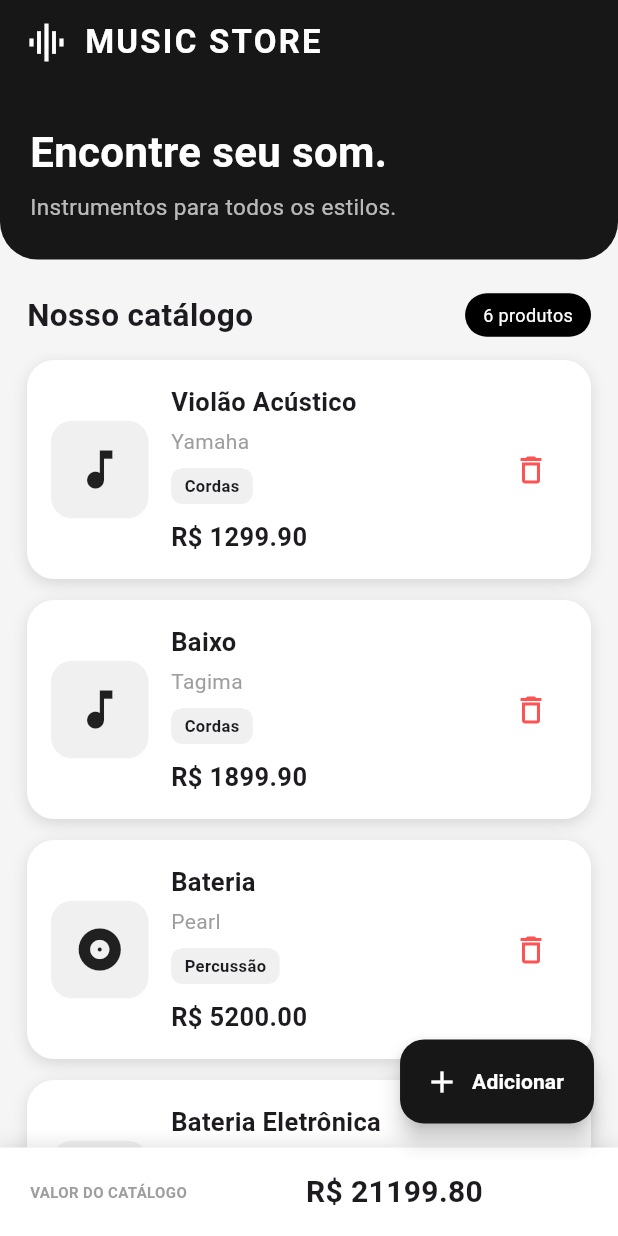
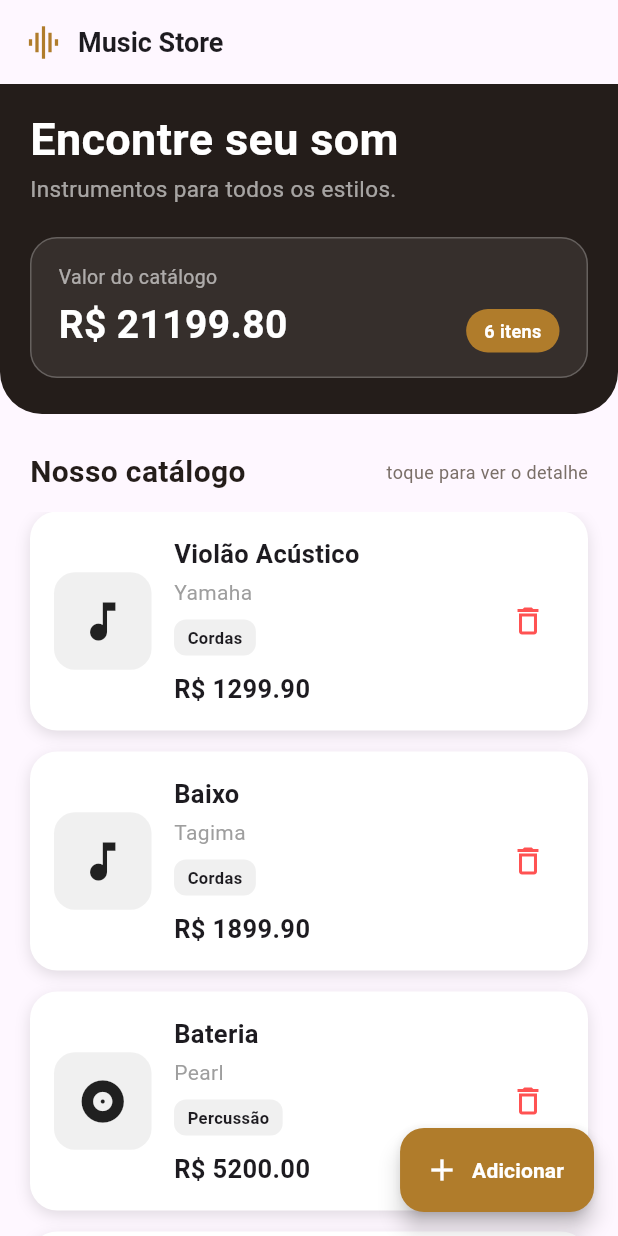
Before and after one commit to nicholascatelan/Trabalho_Dispositivos_Moveis, a Flutter app: the screen it shows after launch, on a phone screen of 412 x 824 dp. Run offline on Flutter 3.47's test engine with Material 3 defaults, Android fonts, the phone set to English and light mode, and no system bars.

Commit message:
feat: criando tema

```diff
--- /dev/null
+++ b/parte2_flutter/lib/screens/Tema.dart
@@ -0,0 +1,11 @@
+import 'package:flutter/material.dart';
+
+// Paleta única do aplicativo. Centralizar aqui evita cor solta espalhada
+// pelas telas e deixa fácil trocar o visual inteiro em um lugar só.
+class Tema {
+  static const Color tinta = Color(0xFF241D1A); // madeira escura
+  static const Color latao = Color(0xFFB07C2B); // acabamento metálico
+  static const Color papel = Color(0xFFF6F2EC); // fundo das telas
+  static const Color texto = Color(0xFF7A6F68); // texto secundário
+  static const Color linha = Color(0xFFE6DED3); // bordas
+}
--- a/parte2_flutter/lib/screens/home_page.dart
+++ b/parte2_flutter/lib/screens/home_page.dart
@@ -1,4 +1,5 @@
 import 'package:flutter/material.dart';
+import 'Tema.dart';
 import '../models/instrumento.dart';
 import '../models/catalogo.dart';
 import 'instrumento_card.dart';
@@ -25,8 +26,7 @@ class _HomePageState extends State<HomePage> {
         preco: 1299.90,
         ano: 2024,
         categoria: 'Cordas',
-        descricao:
-            'Violão acústico indicado para estudos e apresentações.',
+        descricao: 'Violão acústico indicado para estudos e apresentações.',
       ),
     );
 
@@ -37,8 +37,7 @@ class _HomePageState extends State<HomePage> {
         preco: 1899.90,
         ano: 2023,
         categoria: 'Cordas',
-        descricao:
-            'Baixo elétrico utilizado principalmente em bandas.',
+        descricao: 'Baixo elétrico utilizado principalmente em bandas.',
       ),
     );
 
@@ -49,8 +48,7 @@ class _HomePageState extends State<HomePage> {
         preco: 5200.00,
         ano: 2022,
         categoria: 'Percussão',
-        descricao:
-            'Bateria acústica completa para ensaios e apresentações.',
+        descricao: 'Bateria acústica completa para ensaios e apresentações.',
       ),
     );
 
@@ -61,8 +59,7 @@ class _HomePageState extends State<HomePage> {
         preco: 6800.00,
         ano: 2024,
         categoria: 'Percussão',
-        descricao:
-            'Bateria eletrônica com diferentes sons e controle de volume.',
+        descricao: 'Bateria eletrônica com diferentes sons e controle de volume.',
       ),
     );
 
@@ -73,8 +70,7 @@ class _HomePageState extends State<HomePage> {
         preco: 1500.00,
         ano: 2025,
         categoria: 'Teclas',
-        descricao:
-            'Teclado musical indicado para estudo e apresentações.',
+        descricao: 'Teclado musical indicado para estudo e apresentações.',
       ),
     );
 
@@ -85,8 +81,7 @@ class _HomePageState extends State<HomePage> {
         preco: 4500.00,
         ano: 2025,
         categoria: 'Cordas',
-        descricao:
-            'Guitarra elétrica voltada para apresentações e gravações.',
+        descricao: 'Guitarra elétrica voltada para apresentações e gravações.',
       ),
     );
   }
@@ -111,81 +106,70 @@ class _HomePageState extends State<HomePage> {
     });
   }
 
-  @override
-  Widget build(BuildContext context) {
-    return Scaffold(
-      backgroundColor: const Color(0xFFF5F5F5),
-
-      appBar: AppBar(
-        backgroundColor: const Color(0xFF171717),
-        foregroundColor: Colors.white,
-        elevation: 0,
-        title: const Row(
-          children: [
-            Icon(
-              Icons.graphic_eq,
-              size: 30,
-            ),
-            SizedBox(width: 10),
-            Text(
-              'MUSIC STORE',
-              style: TextStyle(
-                fontWeight: FontWeight.bold,
-                letterSpacing: 1.5,
-              ),
-            ),
-          ],
+  // Cabeçalho escuro com o total do catálogo (exercício 4) no topo.
+  Widget cabecalho() {
+    return Container(
+      padding: const EdgeInsets.fromLTRB(20, 20, 20, 24),
+      decoration: const BoxDecoration(
+        color: Tema.tinta,
+        borderRadius: BorderRadius.only(
+          bottomLeft: Radius.circular(28),
+          bottomRight: Radius.circular(28),
         ),
       ),
 
-      body: Column(
-        crossAxisAlignment: CrossAxisAlignment.stretch,
+      child: Column(
+        crossAxisAlignment: CrossAxisAlignment.start,
         children: [
-          // Cabeçalho da loja
-          Container(
-            padding: const EdgeInsets.fromLTRB(20, 25, 20, 25),
-            decoration: const BoxDecoration(
-              color: Color(0xFF171717),
-              borderRadius: BorderRadius.only(
-                bottomLeft: Radius.circular(25),
-                bottomRight: Radius.circular(25),
-              ),
-            ),
-            child: const Column(
-              crossAxisAlignment: CrossAxisAlignment.start,
-              children: [
-                Text(
-                  'Encontre seu som.',
-                  style: TextStyle(
-                    color: Colors.white,
-                    fontSize: 28,
-                    fontWeight: FontWeight.bold,
-                  ),
-                ),
-                SizedBox(height: 6),
-                Text(
-                  'Instrumentos para todos os estilos.',
-                  style: TextStyle(
-                    color: Colors.white70,
-                    fontSize: 15,
-                  ),
-                ),
-              ],
+          const Text(
+            'Encontre seu som',
+            style: TextStyle(
+              color: Colors.white,
+              fontSize: 30,
+              fontWeight: FontWeight.w700,
+              height: 1.1,
             ),
           ),
 
-          // Informações do catálogo
-          Padding(
-            padding: const EdgeInsets.fromLTRB(18, 22, 18, 10),
+          const SizedBox(height: 6),
+
+          const Text(
+            'Instrumentos para todos os estilos.',
+            style: TextStyle(color: Colors.white60, fontSize: 15),
+          ),
+
+          const SizedBox(height: 22),
+
+          // Painel do total — valor calculado pelo getter do catálogo.
+          Container(
+            padding: const EdgeInsets.symmetric(horizontal: 18, vertical: 16),
+            decoration: BoxDecoration(
+              color: Colors.white.withValues(alpha: 0.08),
+              borderRadius: BorderRadius.circular(18),
+              border: Border.all(color: Colors.white24),
+            ),
+
             child: Row(
               mainAxisAlignment: MainAxisAlignment.spaceBetween,
+              crossAxisAlignment: CrossAxisAlignment.end,
               children: [
-                const Text(
-                  'Nosso catálogo',
-                  style: TextStyle(
-                    fontSize: 21,
-                    fontWeight: FontWeight.bold,
-                  ),
+                Column(
+                  crossAxisAlignment: CrossAxisAlignment.start,
+                  children: [
+                    const Text(
+                      'Valor do catálogo',
+                      style: TextStyle(color: Colors.white60, fontSize: 13),
+                    ),
+                    const SizedBox(height: 4),
+                    Text(
+                      'R\$ ${catalogo.valorTotal.toStringAsFixed(2)}',
+                      style: const TextStyle(
+                        color: Colors.white,
+                        fontSize: 26,
+                        fontWeight: FontWeight.bold,
+                      ),
+                    ),
+                  ],
                 ),
 
                 Container(
@@ -194,25 +178,74 @@ class _HomePageState extends State<HomePage> {
                     vertical: 6,
                   ),
                   decoration: BoxDecoration(
-                    color: Colors.black,
-                    borderRadius: BorderRadius.circular(20),
+                    color: Tema.latao,
+                    borderRadius: BorderRadius.circular(30),
                   ),
                   child: Text(
-                    '${catalogo.quantidade} produtos',
+                    '${catalogo.quantidade} itens',
                     style: const TextStyle(
                       color: Colors.white,
                       fontSize: 12,
+                      fontWeight: FontWeight.w600,
                     ),
                   ),
                 ),
               ],
             ),
           ),
+        ],
+      ),
+    );
+  }
 
-          // Lista
+  @override
+  Widget build(BuildContext context) {
+    return Scaffold(
+      appBar: AppBar(
+        title: const Row(
+          children: [
+            Icon(Icons.graphic_eq, size: 26, color: Tema.latao),
+            SizedBox(width: 10),
+            Text(
+              'Music Store',
+              style: TextStyle(fontWeight: FontWeight.w600, fontSize: 18),
+            ),
+          ],
+        ),
+      ),
+
+      // Os dois alinhamentos declarados: exigência do exercício 5.
+      body: Column(
+        mainAxisAlignment: MainAxisAlignment.start,
+        crossAxisAlignment: CrossAxisAlignment.stretch,
+        children: [
+          cabecalho(),
+
+          Padding(
+            padding: const EdgeInsets.fromLTRB(20, 24, 20, 12),
+            child: Row(
+              mainAxisAlignment: MainAxisAlignment.spaceBetween,
+              children: [
+                const Text(
+                  'Nosso catálogo',
+                  style: TextStyle(
+                    fontSize: 20,
+                    fontWeight: FontWeight.w700,
+                    color: Tema.tinta,
+                  ),
+                ),
+                Text(
+                  'toque para ver o detalhe',
+                  style: TextStyle(fontSize: 12, color: Tema.texto),
+                ),
+              ],
+            ),
+          ),
+
+          // Expanded resolve o conflito de altura entre ListView e Column.
           Expanded(
             child: ListView.builder(
-              padding: const EdgeInsets.fromLTRB(18, 5, 18, 110),
+              padding: const EdgeInsets.fromLTRB(20, 0, 20, 100),
               itemCount: catalogo.instrumentos.length,
               itemBuilder: (context, index) {
                 final instrumento = catalogo.instrumentos[index];
@@ -229,58 +262,14 @@ class _HomePageState extends State<HomePage> {
         ],
       ),
 
-      // Total na parte inferior
-      bottomNavigationBar: Container(
-        padding: const EdgeInsets.fromLTRB(20, 15, 90, 15),
-        decoration: const BoxDecoration(
-          color: Colors.white,
-          boxShadow: [
-            BoxShadow(
-              color: Colors.black12,
-              blurRadius: 10,
-              offset: Offset(0, -2),
-            ),
-          ],
-        ),
-        child: Row(
-          mainAxisAlignment: MainAxisAlignment.spaceBetween,
-          children: [
-            const Column(
-              mainAxisSize: MainAxisSize.min,
-              crossAxisAlignment: CrossAxisAlignment.start,
-              children: [
-                Text(
-                  'VALOR DO CATÁLOGO',
-                  style: TextStyle(
-                    fontSize: 10,
-                    color: Colors.grey,
-                    fontWeight: FontWeight.bold,
-                  ),
-                ),
-              ],
-            ),
-
-            Text(
-              'R\$ ${catalogo.valorTotal.toStringAsFixed(2)}',
-              style: const TextStyle(
-                fontSize: 20,
-                fontWeight: FontWeight.bold,
-              ),
-            ),
-          ],
-        ),
-      ),
-
       floatingActionButton: FloatingActionButton.extended(
         onPressed: abrirCadastro,
-        backgroundColor: const Color(0xFF171717),
+        backgroundColor: Tema.latao,
         foregroundColor: Colors.white,
         icon: const Icon(Icons.add),
         label: const Text(
           'Adicionar',
-          style: TextStyle(
-            fontWeight: FontWeight.bold,
-          ),
+          style: TextStyle(fontWeight: FontWeight.w600),
         ),
       ),
     );
```
